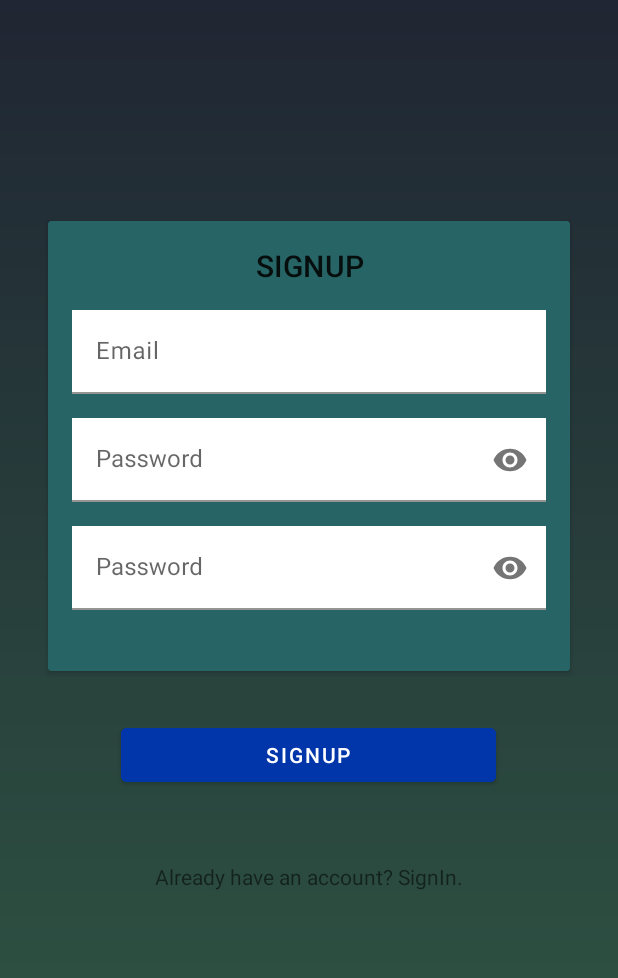
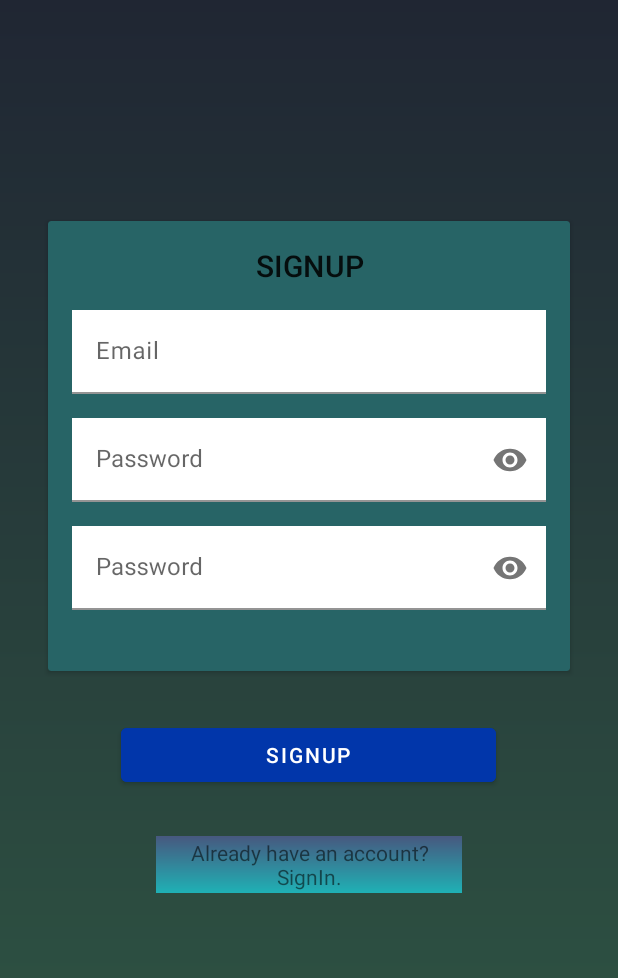
Before and after one commit to gugut-net/ScoreBatSoccer, an Android app: the LoginFragment screen opened directly, with no data from a screen before it, after a tap on "SIGNUP", on a phone screen of 412 x 824 dp. Shown: the top 978 px of the screen. Run offline under Robolectric (Android 15) with nearby library versions, the light colour scheme and no system bars; our stand-ins replace Dagger/Hilt's generated code, Firebase (no records; nobody signed in at launch, a user with empty details on screens opened directly); 1 statement that could not run was skipped.

Commit message:
league fragment/ui updated

```diff
--- /dev/null
+++ b/app/src/main/res/drawable/baseline_table_rows_24.xml
@@ -0,0 +1,5 @@
+<vector android:height="24dp" android:tint="#000000"
+    android:viewportHeight="24" android:viewportWidth="24"
+    android:width="24dp" xmlns:android="http://schemas.android.com/apk/res/android">
+    <path android:fillColor="@android:color/white" android:pathData="M21,8H3V4h18V8zM21,10H3v4h18V10zM21,16H3v4h18V16z"/>
+</vector>
--- a/app/src/main/res/layout/fragment_signup.xml
+++ b/app/src/main/res/layout/fragment_signup.xml
@@ -132,17 +132,20 @@
 
     <TextView
         android:id="@+id/tv_account"
-        android:layout_width="wrap_content"
-        android:layout_height="wrap_content"
-        android:layout_marginTop="27dp"
+        android:layout_width="204dp"
+        android:layout_height="38dp"
+        android:layout_marginStart="100dp"
+        android:layout_marginTop="8dp"
+        android:layout_marginEnd="100dp"
+        android:background="@drawable/card_gradient"
         android:clickable="true"
+        android:gravity="center"
         android:text="Already have an account? SignIn."
         app:layout_constraintBottom_toBottomOf="parent"
         app:layout_constraintEnd_toEndOf="parent"
         app:layout_constraintStart_toStartOf="parent"
         app:layout_constraintTop_toBottomOf="@+id/mb_signup"
-        app:layout_constraintVertical_bias="0.079"
-        tools:ignore="MissingConstraints" />
+        app:layout_constraintVertical_bias="0.088" />
 
 
 </androidx.constraintlayout.widget.ConstraintLayout>
--- a/app/src/main/res/menu/bottom_nav_menu.xml
+++ b/app/src/main/res/menu/bottom_nav_menu.xml
@@ -13,7 +13,7 @@
 
     <item
         android:id="@+id/navigation_table"
-        android:icon="@drawable/ic_notifications_black_24dp"
+        android:icon="@drawable/baseline_table_rows_24"
         android:title="@string/title_table" />
 
 
--- a/app/src/main/res/values/colors.xml
+++ b/app/src/main/res/values/colors.xml
@@ -8,4 +8,5 @@
     <color name="black">#FF000000</color>
     <color name="white">#FFFFFFFF</color>
     <color name="card_gradient">#276466</color>
+    <color name="text_color">#FF6200EE</color>
 </resources>
```
Also changed, not shown: app/src/main/java/com/example/scorebatapp/ui/login/LoginFragment.kt (+22 -40 lines), app/src/main/res/layout/fragment_login.xml (+5 -4 lines).
